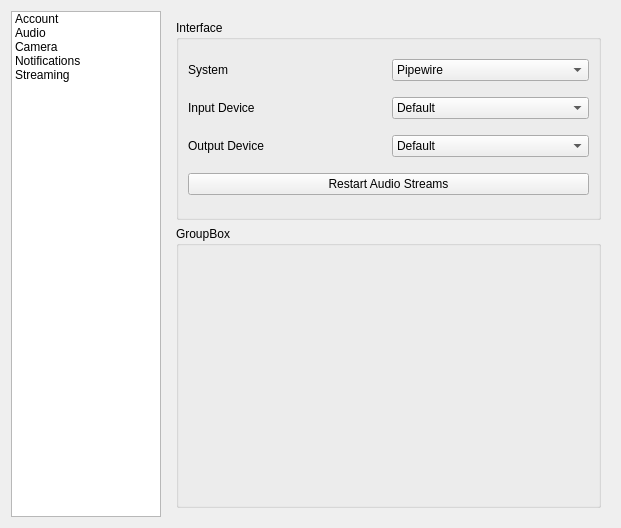
Above: ui/settings.ui from Jan5u/jakki before the change. Below: the same form after it.
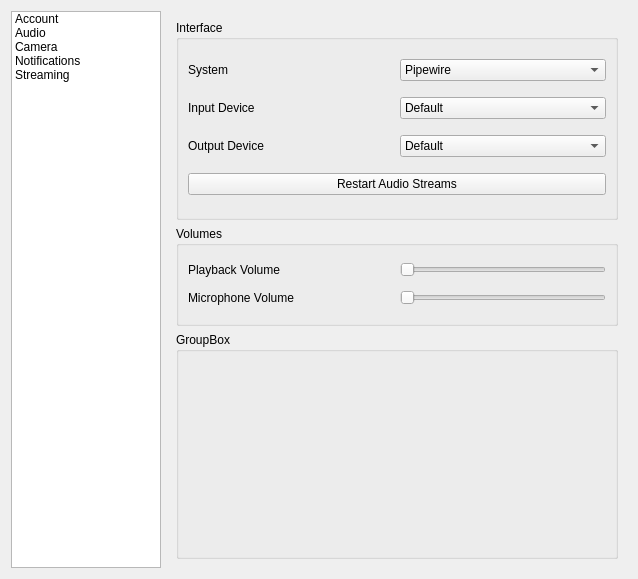
That is the form after the change. The open tabs and pages were chosen to show the change.

Commit message: Added volume sliders to UI

The edit to the form file:
```diff
--- a/ui/settings.ui
+++ b/ui/settings.ui
@@ -6,8 +6,8 @@
    <rect>
     <x>0</x>
     <y>0</y>
-    <width>621</width>
-    <height>528</height>
+    <width>638</width>
+    <height>579</height>
    </rect>
   </property>
   <property name="windowTitle">
@@ -177,6 +177,75 @@
        </item>
        <item>
         <widget class="QGroupBox" name="groupBox_4">
+         <property name="minimumSize">
+          <size>
+           <width>0</width>
+           <height>100</height>
+          </size>
+         </property>
+         <property name="maximumSize">
+          <size>
+           <width>16777215</width>
+           <height>100</height>
+          </size>
+         </property>
+         <property name="title">
+          <string>Volumes</string>
+         </property>
+         <layout class="QVBoxLayout" name="verticalLayout_4">
+          <item>
+           <layout class="QHBoxLayout" name="horizontalLayout_2">
+            <item>
+             <widget class="QLabel" name="label_4">
+              <property name="text">
+               <string>Playback Volume</string>
+              </property>
+             </widget>
+            </item>
+            <item>
+             <widget class="QSlider" name="horizontalSlider">
+              <property name="sizePolicy">
+               <sizepolicy hsizetype="Preferred" vsizetype="Fixed">
+                <horstretch>0</horstretch>
+                <verstretch>0</verstretch>
+               </sizepolicy>
+              </property>
+              <property name="orientation">
+               <enum>Qt::Orientation::Horizontal</enum>
+              </property>
+             </widget>
+            </item>
+           </layout>
+          </item>
+          <item>
+           <layout class="QHBoxLayout" name="horizontalLayout_6">
+            <item>
+             <widget class="QLabel" name="label_5">
+              <property name="text">
+               <string>Microphone Volume</string>
+              </property>
+             </widget>
+            </item>
+            <item>
+             <widget class="QSlider" name="horizontalSlider_2">
+              <property name="sizePolicy">
+               <sizepolicy hsizetype="Preferred" vsizetype="Fixed">
+                <horstretch>0</horstretch>
+                <verstretch>0</verstretch>
+               </sizepolicy>
+              </property>
+              <property name="orientation">
+               <enum>Qt::Orientation::Horizontal</enum>
+              </property>
+             </widget>
+            </item>
+           </layout>
+          </item>
+         </layout>
+        </widget>
+       </item>
+       <item>
+        <widget class="QGroupBox" name="groupBox_5">
          <property name="title">
           <string>GroupBox</string>
          </property>
```
